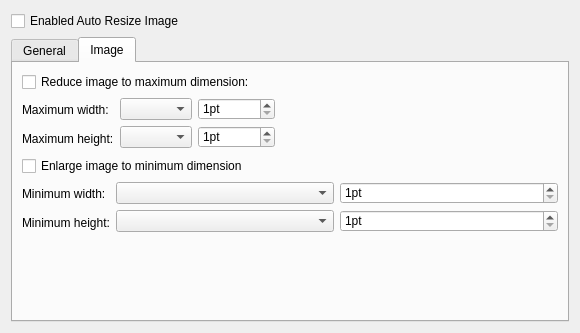
Before: the Qt Designer form messagecomposer/autoimageresizing/autoresizeimagewidget.ui in chusopr/kdepim-ktimetracker-akonadi, drawn with Qt 5.
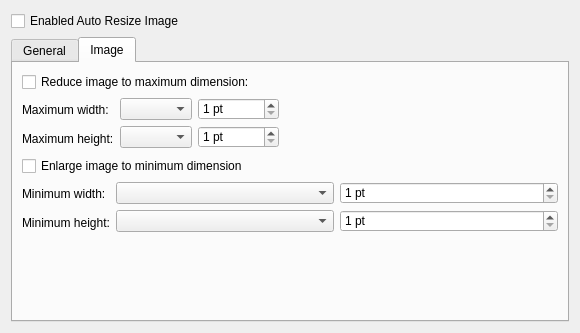
After: the same form once the commit is applied. The open tabs and pages were chosen to show the change. Custom widgets are drawn as their Qt base class.

```diff
--- a/messagecomposer/autoimageresizing/autoresizeimagewidget.ui
+++ b/messagecomposer/autoimageresizing/autoresizeimagewidget.ui
@@ -127,7 +127,7 @@
            <item row="0" column="1">
             <widget class="KIntSpinBox" name="customMinimumWidth">
              <property name="suffix">
-              <string>pt</string>
+              <string> pt</string>
              </property>
              <property name="minimum">
               <number>1</number>
@@ -140,7 +140,7 @@
            <item row="2" column="1">
             <widget class="KIntSpinBox" name="customMinimumHeight">
              <property name="suffix">
-              <string>pt</string>
+              <string> pt</string>
              </property>
              <property name="minimum">
               <number>1</number>
@@ -208,7 +208,7 @@
            <item row="0" column="1">
             <widget class="KIntSpinBox" name="customMaximumWidth">
              <property name="suffix">
-              <string>pt</string>
+              <string> pt</string>
              </property>
              <property name="minimum">
               <number>1</number>
@@ -221,7 +221,7 @@
            <item row="2" column="1">
             <widget class="KIntSpinBox" name="customMaximumHeight">
              <property name="suffix">
-              <string>pt</string>
+              <string> pt</string>
              </property>
              <property name="minimum">
               <number>1</number>
```
